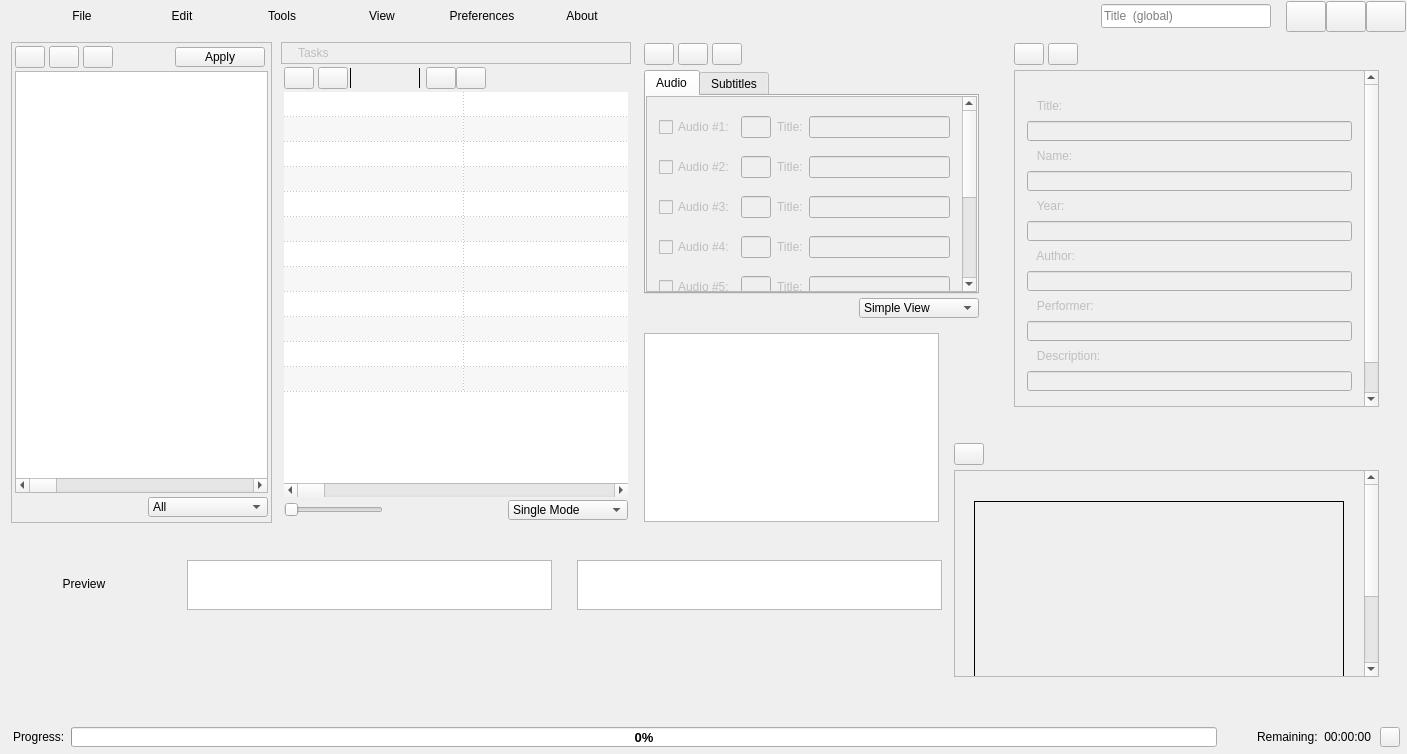
Before: the Qt Designer form app/mainwindow.ui in CineEncoder/cine-encoder, drawn with Qt 5.
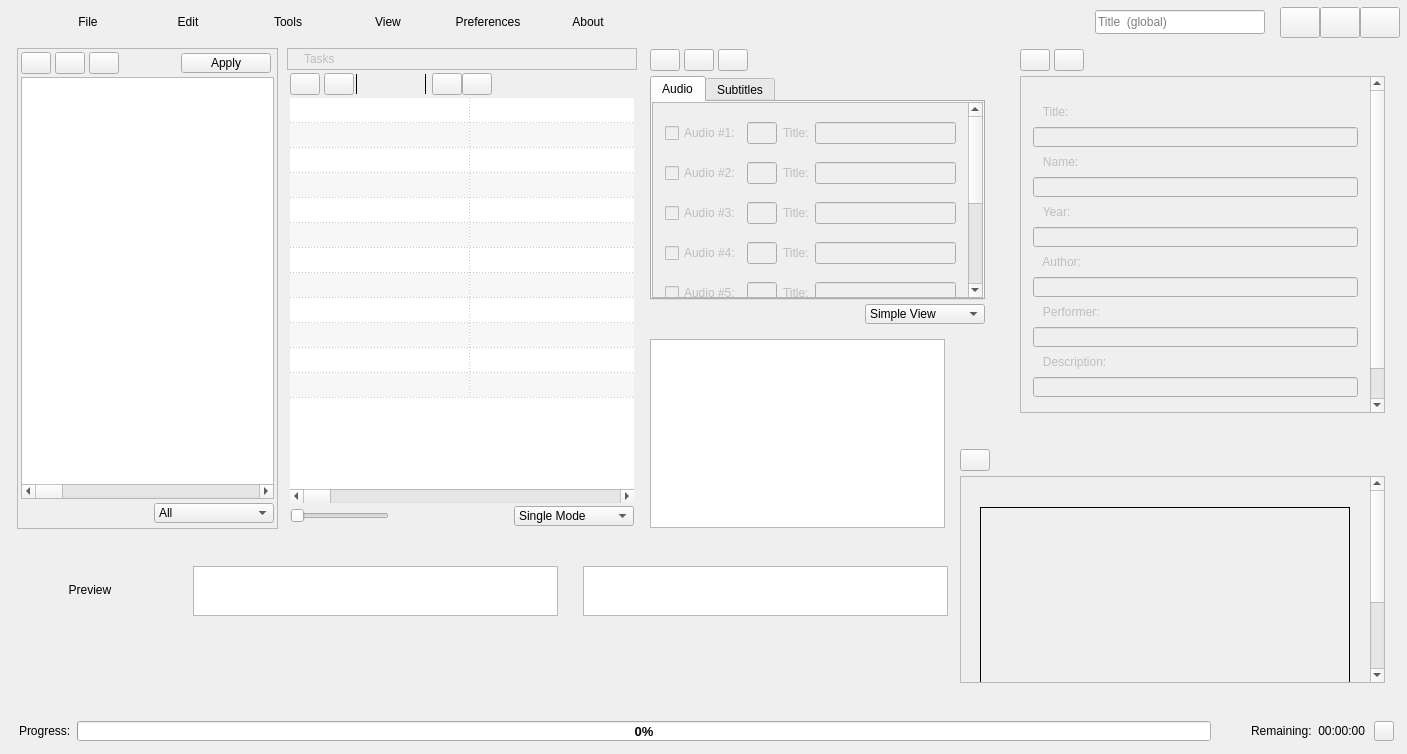
After: the same form once the commit is applied. Icons and pictures are not drawn.

Patch:
```diff
--- a/app/mainwindow.ui
+++ b/app/mainwindow.ui
@@ -19,16 +19,16 @@
   </property>
   <layout class="QGridLayout" name="gridLayout">
    <property name="leftMargin">
-    <number>0</number>
+    <number>6</number>
    </property>
    <property name="topMargin">
-    <number>0</number>
+    <number>6</number>
    </property>
    <property name="rightMargin">
-    <number>0</number>
+    <number>6</number>
    </property>
    <property name="bottomMargin">
-    <number>0</number>
+    <number>6</number>
    </property>
    <property name="spacing">
     <number>0</number>
@@ -3310,7 +3310,7 @@
                <item row="0" column="0" colspan="2" alignment="Qt::AlignHCenter|Qt::AlignVCenter">
                 <widget class="QLabel" name="labelThumb">
                  <property name="sizePolicy">
-                  <sizepolicy hsizetype="Preferred" vsizetype="Preferred">
+                  <sizepolicy hsizetype="Expanding" vsizetype="Expanding">
                    <horstretch>0</horstretch>
                    <verstretch>0</verstretch>
                   </sizepolicy>
```
